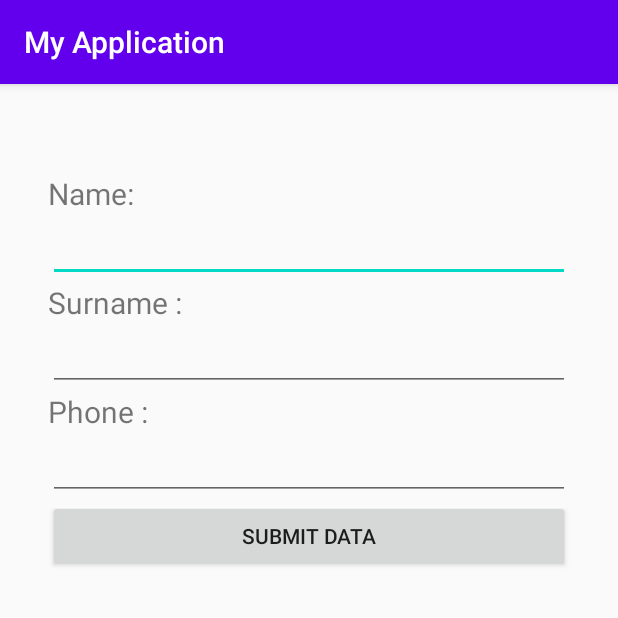
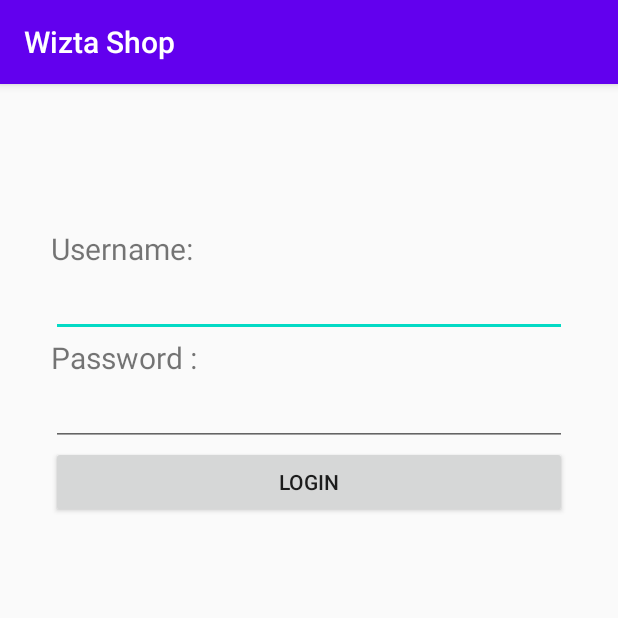
Before and after one commit to wizta/PhonebookApp, an Android app: the screen it shows after launch (MainActivity), on a phone screen of 412 x 824 dp, the top half of it. Run offline under Robolectric (Android 15) with nearby library versions, the phone set to English and light mode, and no system bars.

Commit message:
revise for login input form

```diff
--- a/app/src/main/java/com/example/phonebook/MainActivity.java
+++ b/app/src/main/java/com/example/phonebook/MainActivity.java
@@ -16,28 +16,30 @@ public class MainActivity extends AppCompatActivity {
         super.onCreate(savedInstanceState);
         setContentView(R.layout.activity_main);
 
-        final EditText name, surname, phone;
+        final EditText User, Password;
         Button submit;
 
-        name = (EditText) findViewById(R.id.editTextName);
-        surname = (EditText) findViewById(R.id.editTextSurname);
-        phone = (EditText) findViewById(R.id.editTextPhone);
+        User = (EditText) findViewById(R.id.edtUsername);
+        Password = (EditText) findViewById(R.id.edtPassword);
         submit = (Button) findViewById(R.id.btnsubmit);
 
 
         submit.setOnClickListener(new View.OnClickListener() {
             @Override
             public void onClick(View v) {
+
+                /*
                 Context context = getApplicationContext();
                 CharSequence text ="Successfully submit";
                 int duration = Toast.LENGTH_LONG;
                 Toast toast = Toast.makeText(context,text,duration);
                 toast.show();
+                /*
 
-            /*
+                /*
                 Toast.makeText(getApplicationContext(), "Name :  " + name.getText().toString() + " \n" + "Surname :  " + surname.getText().toString()
                         + " \n" + "Phone :  " + phone.getText().toString(), Toast.LENGTH_LONG).show();
-                        */
+                */
             }
         });
 
--- a/app/src/main/res/layout/activity_main.xml
+++ b/app/src/main/res/layout/activity_main.xml
@@ -7,8 +7,8 @@
     tools:context=".MainActivity">
 
     <LinearLayout
-        android:layout_width="348dp"
-        android:layout_height="650dp"
+        android:layout_width="344dp"
+        android:layout_height="576dp"
         android:orientation="vertical"
         app:layout_constraintBottom_toBottomOf="parent"
         app:layout_constraintEnd_toEndOf="parent"
@@ -16,51 +16,37 @@
         app:layout_constraintTop_toTopOf="parent">
 
         <TextView
-            android:id="@+id/textViewName"
+            android:id="@+id/textViewUser"
             android:layout_width="match_parent"
             android:layout_height="wrap_content"
-            android:textSize="20dp"
-            android:text="Name:" />
+            android:text="Username:"
+            android:textSize="20sp" />
 
         <EditText
-            android:id="@+id/editTextName"
+            android:id="@+id/edtUsername"
             android:layout_width="match_parent"
             android:layout_height="wrap_content"
             android:ems="10"
             android:inputType="text" />
 
         <TextView
-            android:id="@+id/textViewSurname"
+            android:id="@+id/textViewPassword"
             android:layout_width="match_parent"
             android:layout_height="wrap_content"
-            android:textSize="20dp"
-            android:text="Surname :" />
+            android:text="Password :"
+            android:textSize="20sp" />
 
         <EditText
-            android:id="@+id/editTextSurname"
+            android:id="@+id/edtPassword"
             android:layout_width="match_parent"
             android:layout_height="wrap_content"
             android:ems="10"
-            android:inputType="text"/>
-
-        <TextView
-            android:id="@+id/textViewPhone"
-            android:layout_width="match_parent"
-            android:layout_height="wrap_content"
-            android:textSize="20dp"
-            android:text="Phone :" />
-
-        <EditText
-            android:id="@+id/editTextPhone"
-            android:layout_width="match_parent"
-            android:layout_height="wrap_content"
-            android:ems="10"
-            android:inputType="text" />
+            android:inputType="textPassword" />
 
         <Button
             android:id="@+id/btnsubmit"
             android:layout_width="match_parent"
             android:layout_height="wrap_content"
-            android:text="Submit Data" />
+            android:text="Login" />
     </LinearLayout>
 </androidx.constraintlayout.widget.ConstraintLayout>
--- a/app/src/main/res/values/strings.xml
+++ b/app/src/main/res/values/strings.xml
@@ -1,3 +1,3 @@
 <resources>
-    <string name="app_name">My Application</string>
+    <string name="app_name">Wizta Shop</string>
 </resources>
```
